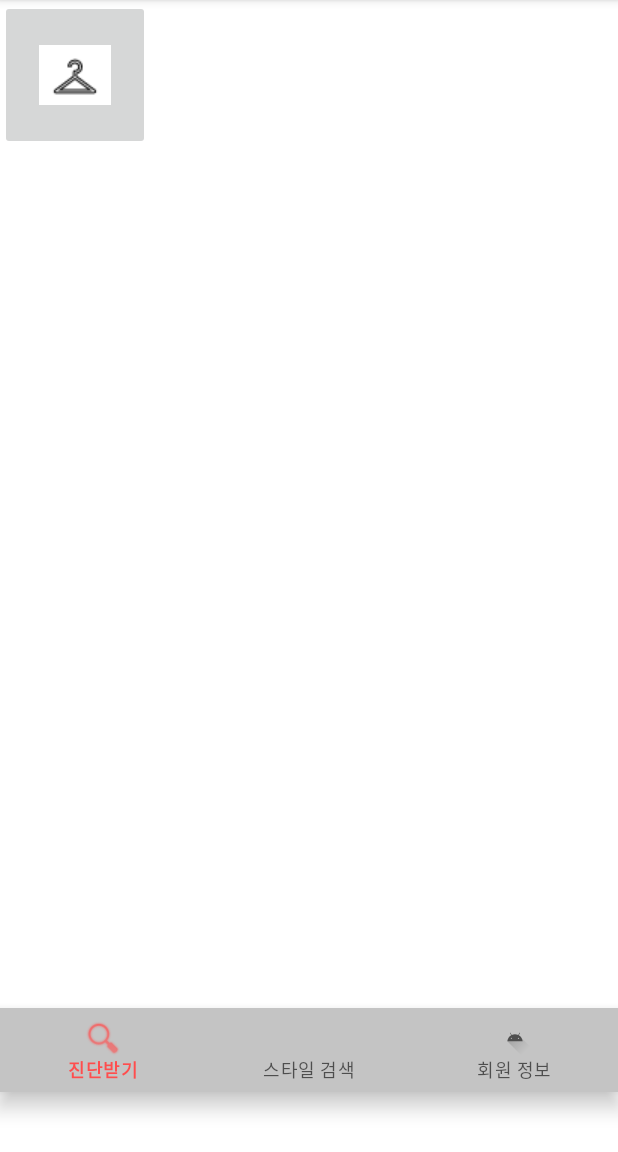
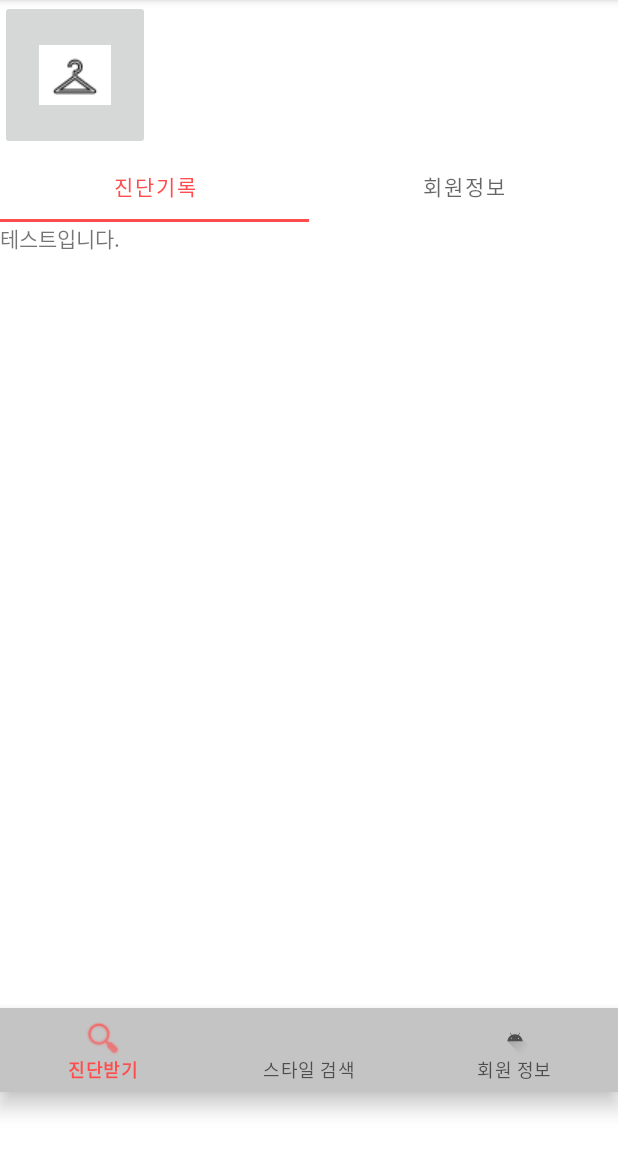
Before and after one commit to yunnn426/Mosa, an Android app: the CustomerInfo screen opened directly, with no data from a screen before it, on a phone screen of 412 x 824 dp, the part 84-1236 px from its top. Run offline under Robolectric (Android 15) with nearby library versions, the phone set to English and light mode, and no system bars.

Commit message:
회원 페이지 구성중, 해결필요: 회원 페이지 내 기록 구현,ml_kit 실행, json 추출

```diff
--- a/app/src/main/java/com/example/mosa/CustomerInfo.java
+++ b/app/src/main/java/com/example/mosa/CustomerInfo.java
@@ -6,12 +6,17 @@ import android.graphics.drawable.BitmapDrawable;
 import android.os.Bundle;
 import android.util.Log;
 import android.view.MenuItem;
+import android.view.ViewGroup;
 import android.widget.TextView;
 import android.widget.Toast;
 
 import androidx.appcompat.app.AppCompatActivity;
+import androidx.viewpager.widget.PagerAdapter;
+import androidx.viewpager.widget.ViewPager;
 
+import com.example.mosa.customer_history.Fragment_Adapter;
 import com.google.android.material.bottomnavigation.BottomNavigationView;
+import com.google.android.material.tabs.TabLayout;
 
 import java.io.File;
 import java.io.FileOutputStream;
@@ -25,12 +30,42 @@ public class CustomerInfo extends AppCompatActivity {
     MenuItem bottom_1;
     MenuItem bottom_2;
     MenuItem bottom_3;
+
+    Fragment_Adapter adapter;
+    ViewPager viewPager;
     @Override
     protected void onCreate(Bundle savedInstanceState) {
         super.onCreate(savedInstanceState);
         setContentView(R.layout.customer_info);
         customer_name=findViewById(R.id.customer_name);
         customer_email=findViewById(R.id.customer_email);
+
+        TabLayout tabLayout=findViewById(R.id.tab_layout);
+        tabLayout.addTab(tabLayout.newTab().setText("진단기록"));
+        tabLayout.addTab(tabLayout.newTab().setText("회원정보"));
+
+        adapter=new Fragment_Adapter(getSupportFragmentManager(),tabLayout.getTabCount());
+        viewPager=findViewById(R.id.view_pager);
+        viewPager.setAdapter(adapter);
+        viewPager.addOnPageChangeListener(new TabLayout.TabLayoutOnPageChangeListener(tabLayout));
+
+        tabLayout.addOnTabSelectedListener(new TabLayout.OnTabSelectedListener() {
+            @Override
+            public void onTabSelected(TabLayout.Tab tab) {
+                viewPager.setCurrentItem(tab.getPosition());
+                adapter.notifyDataSetChanged();
+            }
+
+            @Override
+            public void onTabUnselected(TabLayout.Tab tab) {
+
+            }
+
+            @Override
+            public void onTabReselected(TabLayout.Tab tab) {
+
+            }
+        });
 
         Intent intent=getIntent();
         //이 화면에서 스타일 진단 화면으로 가려면 얼굴 이미지 경로, ml_kit 얼굴 분석정보가 필요하다.
--- a/app/src/main/java/com/example/mosa/customer_history/Fragment_Adapter.java
+++ b/app/src/main/java/com/example/mosa/customer_history/Fragment_Adapter.java
@@ -7,9 +7,10 @@ import androidx.fragment.app.FragmentStatePagerAdapter;
 import androidx.viewpager2.adapter.FragmentStateAdapter;
 
 public class Fragment_Adapter extends FragmentStatePagerAdapter {
-
+    int num;
     public Fragment_Adapter(FragmentManager fm, int select){
-        super(fm, select);
+        super(fm);
+        this.num=select;
     }
 
     @NonNull
@@ -17,15 +18,19 @@ public class Fragment_Adapter extends FragmentStatePagerAdapter {
     public Fragment getItem(int position) {
         switch (position){
             case 0:
-                break;
+                Fragment_history tab1=new Fragment_history();
+                return tab1;
             case 1:
-                break;
+
+                Fragment_customerinfo tab2=new Fragment_customerinfo();
+                return tab2;
+            default:
+                return null;
         }
-        return null;
     }
 
     @Override
     public int getCount() {
-        return 0;
+        return num;
     }
 }
--- a/app/src/main/java/com/example/mosa/customer_history/Fragment_customerinfo.java
+++ b/app/src/main/java/com/example/mosa/customer_history/Fragment_customerinfo.java
@@ -1,7 +1,18 @@
 package com.example.mosa.customer_history;
+
+import android.os.Bundle;
+import android.view.LayoutInflater;
+import android.view.View;
+import android.view.ViewGroup;
 
 import androidx.fragment.app.Fragment;
 
+import com.example.mosa.R;
+
 public class Fragment_customerinfo extends Fragment {
-
+    @Override
+    public View onCreateView(LayoutInflater inflater, ViewGroup container, Bundle SavedInstanceState){
+        View view=inflater.inflate(R.layout.customer_information,container,false);
+        return view;
+    }
 }
--- a/app/src/main/java/com/example/mosa/customer_history/Fragment_history.java
+++ b/app/src/main/java/com/example/mosa/customer_history/Fragment_history.java
@@ -1,7 +1,18 @@
 package com.example.mosa.customer_history;
+
+import android.os.Bundle;
+import android.view.LayoutInflater;
+import android.view.View;
+import android.view.ViewGroup;
 
 import androidx.fragment.app.Fragment;
 
+import com.example.mosa.R;
+
 public class Fragment_history extends Fragment {
-
+    @Override
+    public View onCreateView(LayoutInflater inflater, ViewGroup container, Bundle SavedInstanceState){
+        View view=inflater.inflate(R.layout.customer_history,container,false);
+        return view;
+    }
 }
--- a/app/src/main/res/layout/customer_history.xml
+++ b/app/src/main/res/layout/customer_history.xml
@@ -2,5 +2,8 @@
 <ScrollView xmlns:android="http://schemas.android.com/apk/res/android"
     android:layout_width="match_parent"
     android:layout_height="match_parent">
-
+<TextView
+    android:layout_width="wrap_content"
+    android:layout_height="wrap_content"
+    android:text="테스트입니다."/>
 </ScrollView>
```
Also changed, not shown: app/src/main/res/layout/customer_information.xml (+88 -1 lines).
